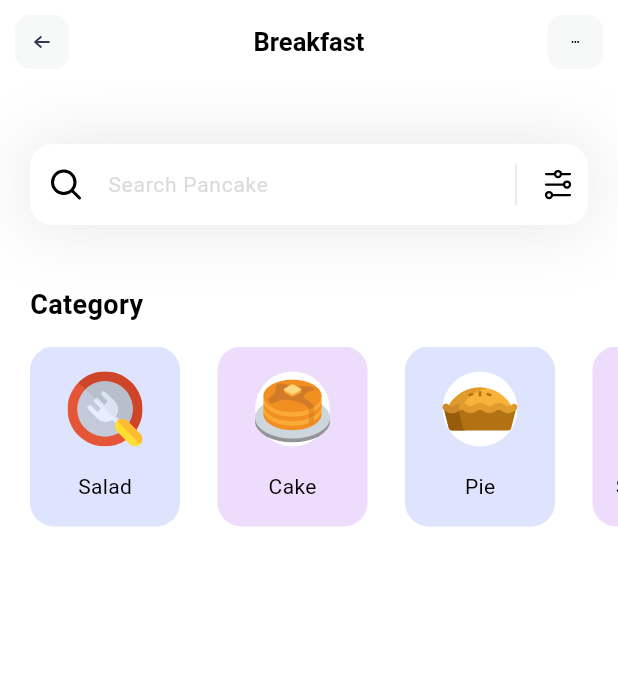
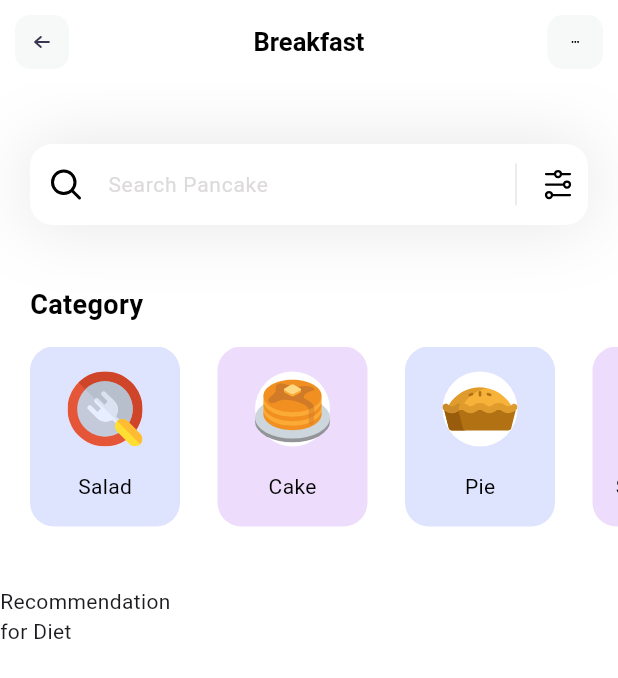
Before and after one commit to kaedehara2/vitnezgphib, a Flutter app: the screen it shows after launch, on a phone screen of 412 x 824 dp. Shown: the top 678 px of the screen. Run offline on Flutter 3.47's test engine with Material 3 defaults, Android fonts, the light colour scheme and no system bars; our stand-ins replace flutter_svg.

Commit message:
menu rekomendasi diet

```diff
--- /dev/null
+++ b/lib/models/diet_model.dart
@@ -0,0 +1,44 @@
+class DietModel {
+  String name;
+  String iconPath;
+  String level;
+  String duration;
+  String calorie;
+  bool viewIsSelected;
+
+  DietModel({
+    required this.name,
+    required this.iconPath,
+    required this.level,
+    required this.duration,
+    required this.calorie,
+    required this.viewIsSelected,
+  });
+
+  static List < DietModel > getDiets() {
+    List < DietModel > diets = [];
+
+    diets.add(
+      DietModel(
+        name: 'Honey Pancake',
+        iconPath: 'assets/icons/honey_pancakes.svg',
+        level: 'Eazy',
+        duration: '30mins',
+        calorie: '180kCal',
+        viewIsSelected: true
+      )
+    );
+
+    diets.add(
+      DietModel(
+        name: 'Canai',
+        iconPath: 'assets/icons/canai.svg',
+        level: 'Eazy',
+        duration: '20mins',
+        calorie: '230kCal',
+        viewIsSelected: false
+      )
+    );
+    return diets;
+  }
+}
--- a/lib/pages/home.dart
+++ b/lib/pages/home.dart
@@ -1,6 +1,7 @@
 import 'package:flutter/material.dart';
 import 'package:flutter_svg/flutter_svg.dart';
 import 'package:vitnezg/models/category_model.dart';
+import 'package:vitnezg/models/diet_model.dart';
 
 class HomePage extends StatefulWidget {
   HomePage({super.key});
@@ -11,15 +12,16 @@ class HomePage extends StatefulWidget {
 
 class _HomePageState extends State<HomePage> {
   List<CategoryModel> categories = [];
+  List<DietModel> diets = [];
 
-  void _getCategories() {
+  void _getInitialInfo() {
     categories = CategoryModel.getCategories();
+    diets = DietModel.getDiets();
   }
-
 
   @override
   Widget build(BuildContext context) {
-    _getCategories();
+    _getInitialInfo();
     return Scaffold(
       appBar: appBar(),
       backgroundColor: Colors.white,
@@ -28,7 +30,22 @@ class _HomePageState extends State<HomePage> {
         children: [
           _searchField(),
           SizedBox(height: 40,),
+          _categoriesSection(),
+          SizedBox(height: 40,),
           Column(
+            children: [
+              Text(
+                'Recommendation\nfor Diet'
+              )
+            ],
+          )
+        ],
+      ),
+    );
+  }
+
+  Column _categoriesSection() {
+    return Column(
           crossAxisAlignment: CrossAxisAlignment.start,
           children: [
             Padding(
@@ -89,9 +106,6 @@ class _HomePageState extends State<HomePage> {
             )
             )
           ],
-          )
-        ],
-      ),
         );
   }
 
```
Also changed, not shown: assets/icons/canai.svg (added), assets/icons/honey_pancakes.svg (added). Lines whose indentation alone changed are shown as unchanged.
